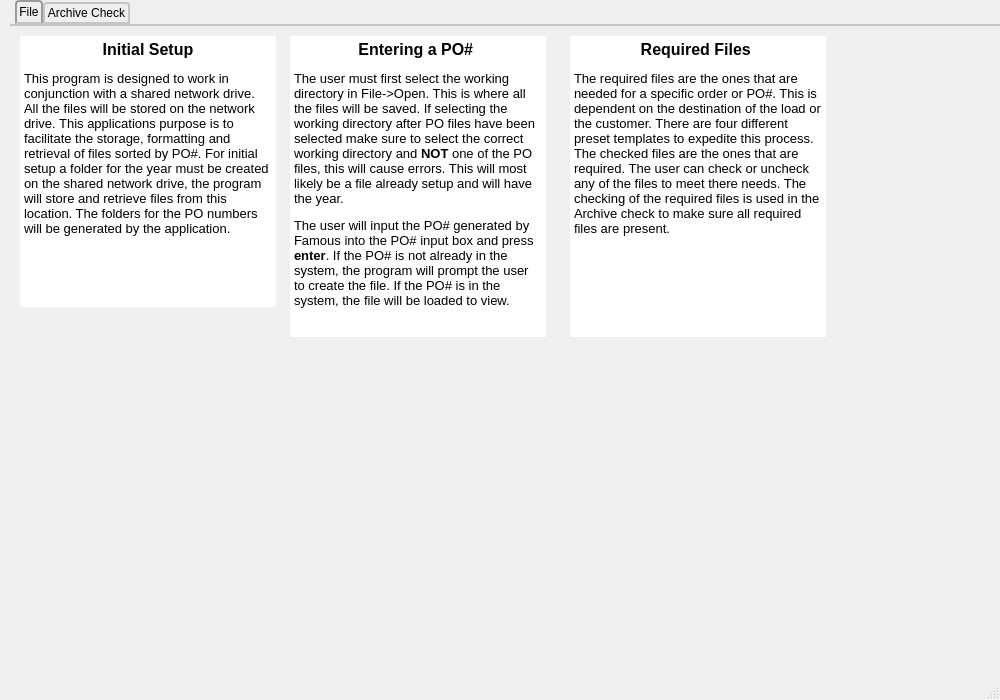
First picture: the form in WaExport/helpcenter.ui, repository qrcline/WAEX_File_Organizer, before the edit.
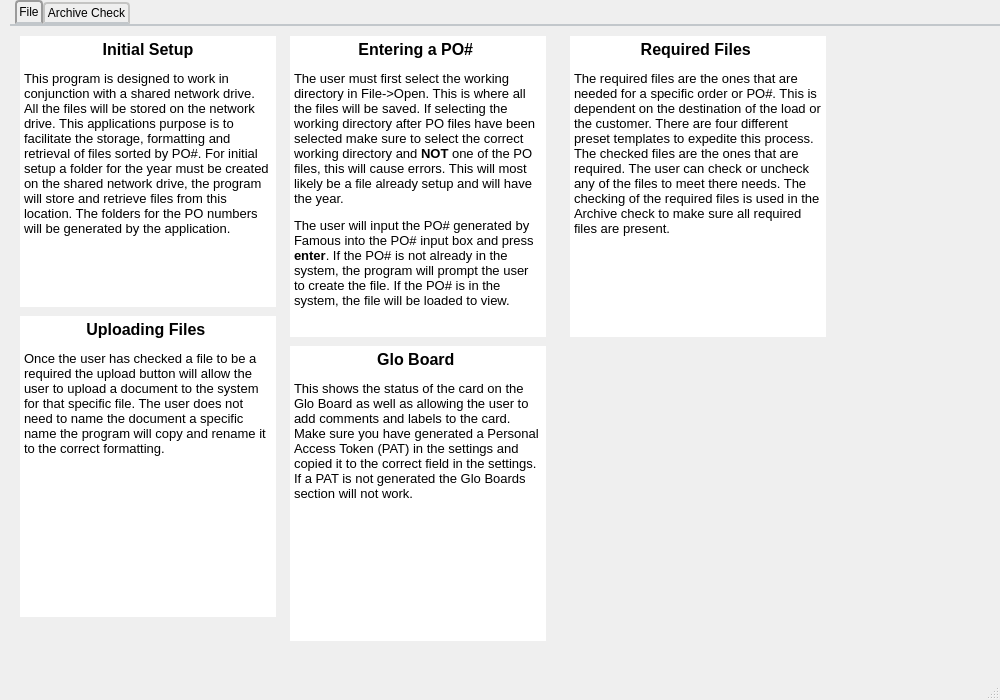
Second picture: the form after the edit.

Commit message: Small Layout changes and added to Help Center

```diff
--- a/WaExport/helpcenter.ui
+++ b/WaExport/helpcenter.ui
@@ -235,6 +235,70 @@
 &lt;p style=&quot; margin-top:12px; margin-bottom:12px; margin-left:0px; margin-right:0px; -qt-block-indent:0; text-indent:0px;&quot;&gt;&lt;span style=&quot; font-family:'MS Shell Dlg 2,sans-serif'; font-size:10pt;&quot;&gt;The required files are the ones that are needed for a specific order or PO#. This is dependent on the destination of the load or the customer. There are four different preset templates to expedite this process. The checked files are the ones that are required. The user can check or uncheck any of the files to meet there needs. The checking of the required files is used in the Archive check to make sure all required files are present. &lt;/span&gt;&lt;/p&gt;&lt;/body&gt;&lt;/html&gt;</string>
       </property>
      </widget>
+     <widget class="QTextBrowser" name="textBrowser_4">
+      <property name="geometry">
+       <rect>
+        <x>10</x>
+        <y>290</y>
+        <width>256</width>
+        <height>301</height>
+       </rect>
+      </property>
+      <property name="font">
+       <font>
+        <pointsize>12</pointsize>
+       </font>
+      </property>
+      <property name="acceptDrops">
+       <bool>false</bool>
+      </property>
+      <property name="frameShape">
+       <enum>QFrame::NoFrame</enum>
+      </property>
+      <property name="frameShadow">
+       <enum>QFrame::Plain</enum>
+      </property>
+      <property name="html">
+       <string>&lt;!DOCTYPE HTML PUBLIC &quot;-//W3C//DTD HTML 4.0//EN&quot; &quot;http://www.w3.org/TR/REC-html40/strict.dtd&quot;&gt;
+&lt;html&gt;&lt;head&gt;&lt;meta name=&quot;qrichtext&quot; content=&quot;1&quot; /&gt;&lt;style type=&quot;text/css&quot;&gt;
+p, li { white-space: pre-wrap; }
+&lt;/style&gt;&lt;/head&gt;&lt;body style=&quot; font-family:'MS Shell Dlg 2'; font-size:12pt; font-weight:400; font-style:normal;&quot;&gt;
+&lt;p align=&quot;center&quot; style=&quot; margin-top:12px; margin-bottom:12px; margin-left:0px; margin-right:0px; -qt-block-indent:0; text-indent:0px;&quot;&gt;&lt;span style=&quot; font-family:'MS Shell Dlg 2,sans-serif'; font-weight:600;&quot;&gt;Uploading Files&lt;/span&gt;&lt;span style=&quot; font-weight:600;&quot;&gt; &lt;/span&gt;&lt;/p&gt;
+&lt;p style=&quot; margin-top:12px; margin-bottom:12px; margin-left:0px; margin-right:0px; -qt-block-indent:0; text-indent:0px;&quot;&gt;&lt;span style=&quot; font-family:'MS Shell Dlg 2,sans-serif'; font-size:10pt;&quot;&gt;Once the user has checked a file to be a required the upload button will allow the user to upload a document to the system for that specific file. The user does not need to name the document a specific name the program will copy and rename it to the correct formatting. &lt;/span&gt;&lt;/p&gt;&lt;/body&gt;&lt;/html&gt;</string>
+      </property>
+     </widget>
+     <widget class="QTextBrowser" name="textBrowser_5">
+      <property name="geometry">
+       <rect>
+        <x>280</x>
+        <y>320</y>
+        <width>256</width>
+        <height>301</height>
+       </rect>
+      </property>
+      <property name="font">
+       <font>
+        <pointsize>12</pointsize>
+       </font>
+      </property>
+      <property name="acceptDrops">
+       <bool>false</bool>
+      </property>
+      <property name="frameShape">
+       <enum>QFrame::NoFrame</enum>
+      </property>
+      <property name="frameShadow">
+       <enum>QFrame::Plain</enum>
+      </property>
+      <property name="html">
+       <string>&lt;!DOCTYPE HTML PUBLIC &quot;-//W3C//DTD HTML 4.0//EN&quot; &quot;http://www.w3.org/TR/REC-html40/strict.dtd&quot;&gt;
+&lt;html&gt;&lt;head&gt;&lt;meta name=&quot;qrichtext&quot; content=&quot;1&quot; /&gt;&lt;style type=&quot;text/css&quot;&gt;
+p, li { white-space: pre-wrap; }
+&lt;/style&gt;&lt;/head&gt;&lt;body style=&quot; font-family:'MS Shell Dlg 2'; font-size:12pt; font-weight:400; font-style:normal;&quot;&gt;
+&lt;p align=&quot;center&quot; style=&quot; margin-top:12px; margin-bottom:12px; margin-left:0px; margin-right:0px; -qt-block-indent:0; text-indent:0px;&quot;&gt;&lt;span style=&quot; font-weight:600;&quot;&gt;Glo Board &lt;/span&gt;&lt;/p&gt;
+&lt;p style=&quot; margin-top:12px; margin-bottom:12px; margin-left:0px; margin-right:0px; -qt-block-indent:0; text-indent:0px;&quot;&gt;&lt;span style=&quot; font-family:'MS Shell Dlg 2,sans-serif'; font-size:10pt;&quot;&gt;This shows the status of the card on the Glo Board as well as allowing the user to add comments and labels to the card. Make sure you have generated a Personal Access Token (PAT) in the settings and copied it to the correct field in the settings. If a PAT is not generated the Glo Boards section will not work. &lt;/span&gt;&lt;/p&gt;&lt;/body&gt;&lt;/html&gt;</string>
+      </property>
+     </widget>
     </widget>
     <widget class="QWidget" name="tab_2">
      <attribute name="title">
```
The commit also changes 46 other files.
